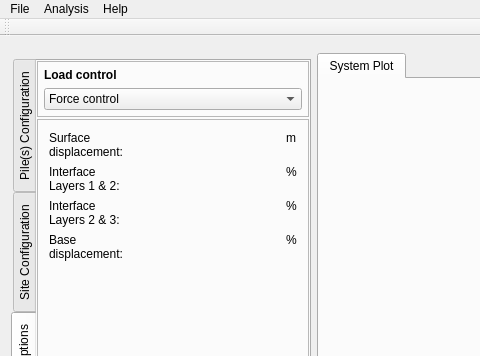
Old version of the form mainWindow/mainwindow.ui in the repository NHERI-SimCenter/PileGroupTool; both pictures show x 0 to 480 and y 0 to 356 of the 994 by 774 pixel window.
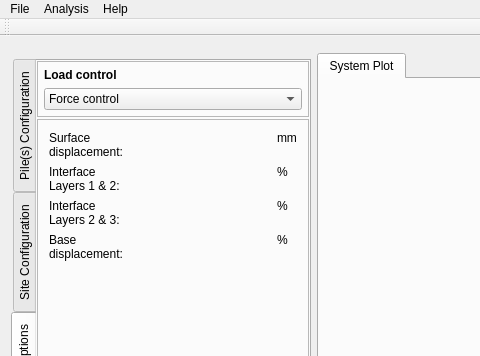
New version of the form. The open tabs and pages were chosen to show the change. Custom widgets are drawn as their Qt base class.

Diff of the .ui file:
```diff
--- a/mainWindow/mainwindow.ui
+++ b/mainWindow/mainwindow.ui
@@ -1122,7 +1122,7 @@
                 </widget>
                </item>
                <item row="0" column="1">
-                <widget class="SCtrInputGroup" name="BaseDisplacementCtrl">
+                <widget class="SCtrInputGroup" name="SurfaceDisplacementCtrl">
                  <property name="sizePolicy">
                   <sizepolicy hsizetype="Preferred" vsizetype="Preferred">
                    <horstretch>1</horstretch>
@@ -1170,7 +1170,7 @@
                 </widget>
                </item>
                <item row="3" column="1">
-                <widget class="SCtrInputGroup" name="BaseDisplacementCtrl_2">
+                <widget class="SCtrInputGroup" name="BaseDisplacementCtrl">
                  <property name="sizePolicy">
                   <sizepolicy hsizetype="Preferred" vsizetype="Preferred">
                    <horstretch>1</horstretch>
@@ -1199,7 +1199,7 @@
                <item row="0" column="2">
                 <widget class="QLabel" name="label_unitSurfaceDisplacement">
                  <property name="text">
-                  <string>m</string>
+                  <string>mm</string>
                  </property>
                  <property name="alignment">
                   <set>Qt::AlignLeading|Qt::AlignLeft|Qt::AlignTop</set>
```
Left out of the diff: 4 changed lines with no effect on the pictures.
